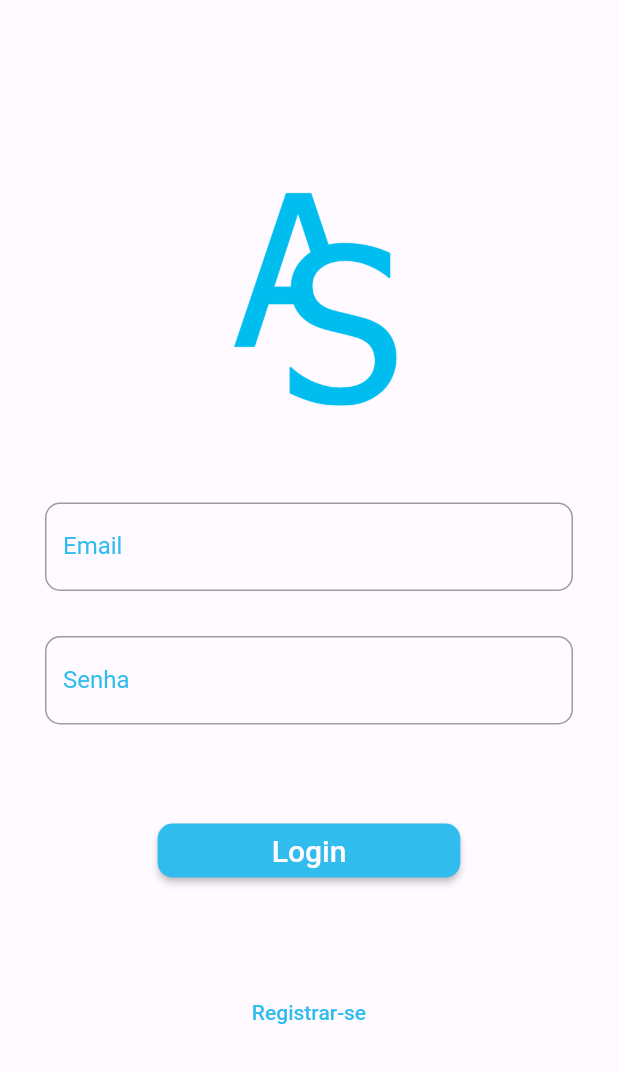
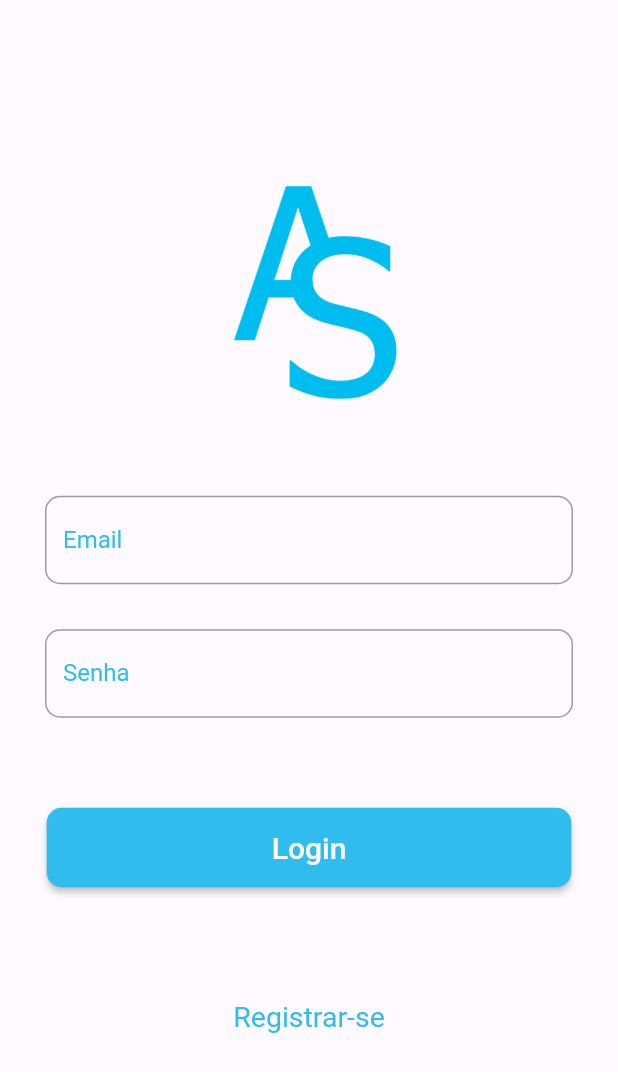
Before and after one commit to Rafael-Franchini/Gerenciador-de-projetos, a Flutter app: the screen it shows after launch, on a phone screen of 412 x 824 dp. Shown: the top 1072 px of the screen. Run offline on Flutter 3.47's test engine with Material 2 defaults, Android fonts, the phone set to English and light mode, and no system bars.

Commit message:
alteracoes app

```diff
--- /dev/null
+++ b/gerenciadorprojetos/lib/pages/registrar.dart
@@ -0,0 +1 @@
+import 'package:flutter/material.dart';
--- a/gerenciadorprojetos/lib/pages/tela_login.dart
+++ b/gerenciadorprojetos/lib/pages/tela_login.dart
@@ -68,14 +68,14 @@ class TelaLogin extends StatelessWidget {
                         ),
                         onPressed: login,
                         child: Padding(
-                          padding: const EdgeInsets.symmetric(horizontal:60.0),
+                          padding: const EdgeInsets.symmetric(horizontal: 134.0, vertical: 15,),
                           child: Text(
-                            'Login' ,
-                            style: TextStyle(
-                                color: Color(0xFFFFFAFF),
-                                fontSize: 20,
+                              'Login' ,
+                              style: TextStyle(
+                                  color: Color(0xFFFFFAFF),
+                                  fontSize: 20,
+                              ),
                             ),
-                          ),
                         ),
                     ),
                     SizedBox(
@@ -84,6 +84,9 @@ class TelaLogin extends StatelessWidget {
                     TextButton(
                       style: TextButton.styleFrom(
                         padding: EdgeInsets.symmetric(horizontal: 60, vertical: 15),
+                        textStyle: TextStyle(
+                          fontSize: 19,
+                        ),
                         primary: Color(0xFF30BCED),
                         shape: RoundedRectangleBorder(
                           borderRadius: BorderRadius.circular(10),
```
